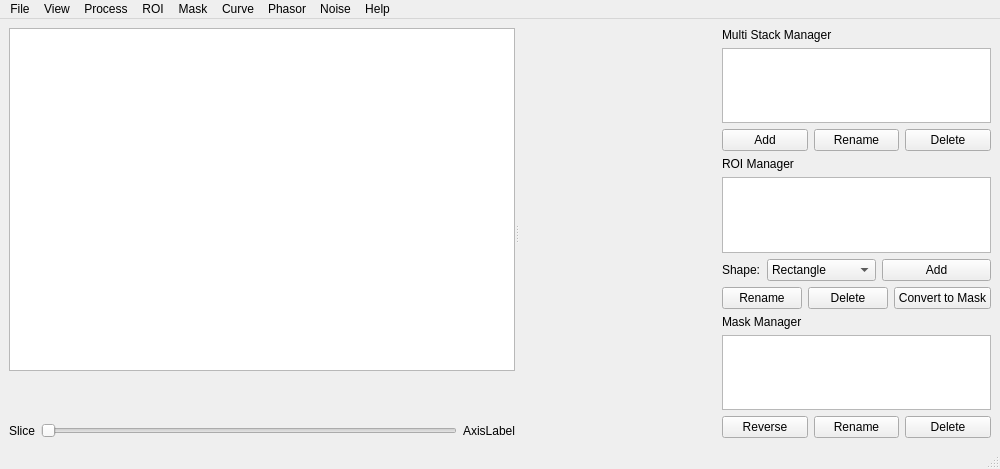
First picture: the form in src/puprisa/ui/forms/noise_window.ui, repository MCFLab/puprisa, before the edit.
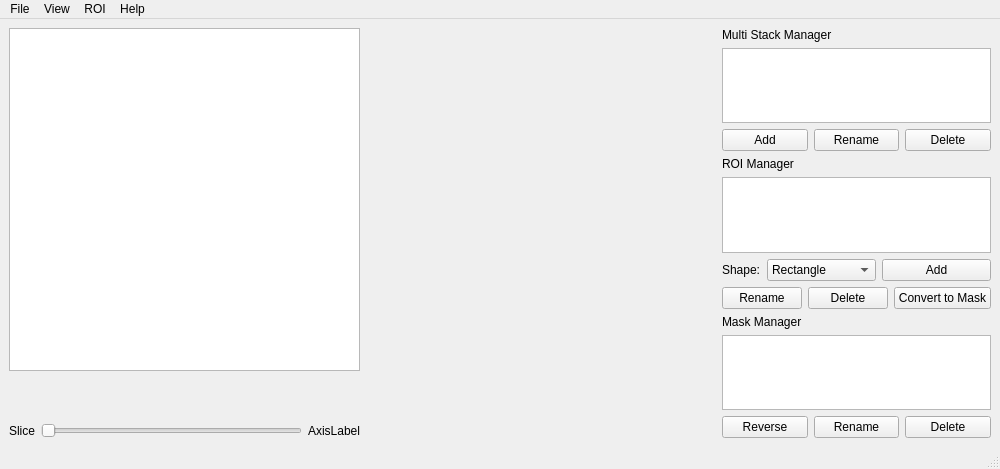
Second picture: the form after the edit. Custom widgets are drawn as their Qt base class.

Patch:
```diff
--- a/src/puprisa/ui/forms/noise_window.ui
+++ b/src/puprisa/ui/forms/noise_window.ui
@@ -17,13 +17,8 @@
    <enum>QTabWidget::TabShape::Rounded</enum>
   </property>
   <widget class="QWidget" name="centralwidget">
-   <layout class="QHBoxLayout" name="horizontalLayout_6" stretch="3,1">
+   <layout class="QHBoxLayout" name="horizontalLayout" stretch="2,2,1">
     <item>
-     <widget class="QSplitter" name="splitter">
-      <property name="orientation">
-       <enum>Qt::Orientation::Horizontal</enum>
-      </property>
-      <widget class="QWidget" name="layoutWidget">
        <layout class="QVBoxLayout" name="sliceViewVLayout">
         <item>
          <widget class="ScrollableGraphicsView" name="ppsGraphicsView">
@@ -89,7 +84,10 @@
          </layout>
         </item>
        </layout>
-      </widget>
+    </item>
+    <item>
+     <layout class="QVBoxLayout" name="canvasVLayout" stretch="0,0">
+      <item>
       <widget class="MatplotlibFigureCanvas" name="plotCanvas" native="true">
        <property name="minimumSize">
         <size>
@@ -104,7 +102,11 @@
         </size>
        </property>
       </widget>
-     </widget>
+      </item>
+      <item>
+       <widget class="MatplotlibFigureCanvas" name="fftCanvas" native="true"/>
+      </item>
+     </layout>
     </item>
     <item>
      <layout class="QVBoxLayout" name="managerVLayout">
@@ -323,56 +325,12 @@
     <addaction name="separator"/>
     <addaction name="actionSaveView"/>
    </widget>
-   <widget class="QMenu" name="menuProcess">
-    <property name="title">
-     <string>Process</string>
-    </property>
-    <widget class="QMenu" name="menuBackground_Subtraction">
-     <property name="title">
-      <string>Background Subtraction</string>
-     </property>
-     <addaction name="actionSubNegativeTime"/>
-     <addaction name="actionSubFirstLastNFrames"/>
-     <addaction name="actionSubFixedValue"/>
-     <addaction name="separator"/>
-     <addaction name="actionResetBackgroundSubtraction"/>
-    </widget>
-    <addaction name="menuBackground_Subtraction"/>
-    <addaction name="actionDownsample"/>
-    <addaction name="actionStack_Math"/>
-   </widget>
    <widget class="QMenu" name="menuROI">
     <property name="title">
      <string>ROI</string>
     </property>
-    <addaction name="actionConfigure_Selected_ROI"/>
-    <addaction name="actionClearAllROIs"/>
-   </widget>
-   <widget class="QMenu" name="menuMask">
-    <property name="title">
-     <string>Mask</string>
-    </property>
-    <addaction name="actionImportMask"/>
-    <addaction name="actionExportSelectedMask"/>
-    <addaction name="actionExportMask"/>
-    <addaction name="separator"/>
-    <addaction name="actionMaskAllZeroPixels"/>
-    <addaction name="actionMaskIntensityThreshold"/>
-    <addaction name="separator"/>
-    <addaction name="actionMaskMath"/>
-    <addaction name="actionClearAllMasks"/>
-   </widget>
-   <widget class="QMenu" name="menuPhasor">
-    <property name="title">
-     <string>Phasor</string>
-    </property>
-    <addaction name="actionPhasor"/>
-   </widget>
-   <widget class="QMenu" name="menuNoise">
-    <property name="title">
-     <string>Noise</string>
-    </property>
-    <addaction name="actionNoise"/>
+    <addaction name="actionEditROI"/>
+    <addaction name="actionClearAllROI"/>
    </widget>
    <widget class="QMenu" name="menuAbout">
     <property name="title">
@@ -380,24 +338,9 @@
     </property>
     <addaction name="actionAbout"/>
    </widget>
-   <widget class="QMenu" name="menuCurve">
-    <property name="title">
-     <string>Curve</string>
-    </property>
-    <addaction name="actionNormalizeCurve"/>
-    <addaction name="actionCurveFit"/>
-    <addaction name="separator"/>
-    <addaction name="actionViewCurve"/>
-    <addaction name="actionExportCurve"/>
-   </widget>
    <addaction name="menuFile"/>
    <addaction name="menuView"/>
-   <addaction name="menuProcess"/>
    <addaction name="menuROI"/>
-   <addaction name="menuMask"/>
-   <addaction name="menuCurve"/>
-   <addaction name="menuPhasor"/>
-   <addaction name="menuNoise"/>
    <addaction name="menuAbout"/>
   </widget>
   <widget class="QStatusBar" name="statusbar"/>
```
Left out of the diff: 8 changed lines with no effect on the pictures. Lines whose indentation alone changed are shown as unchanged.
